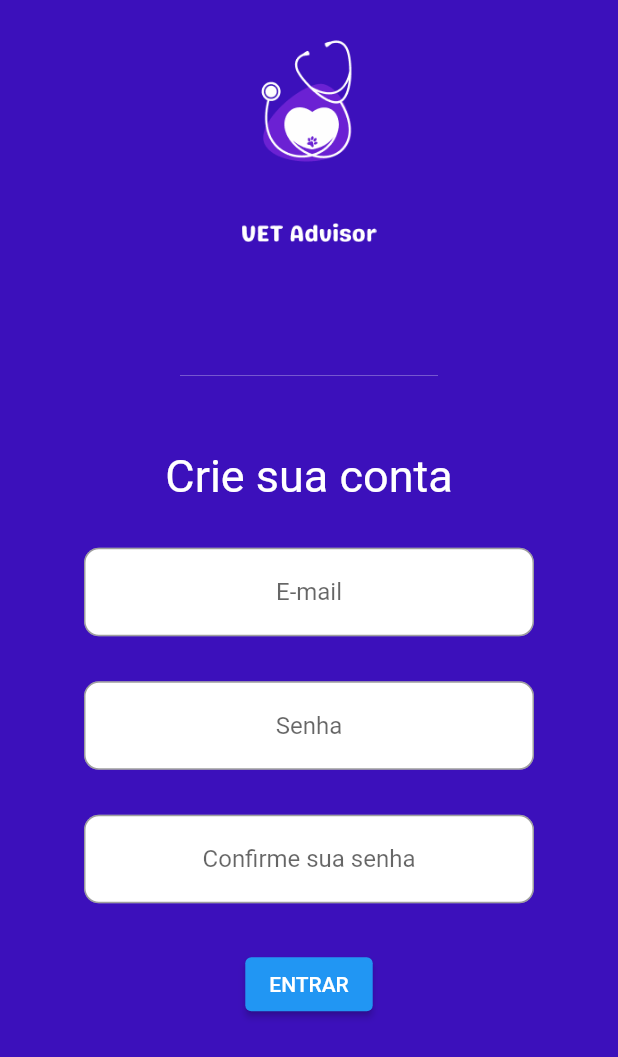
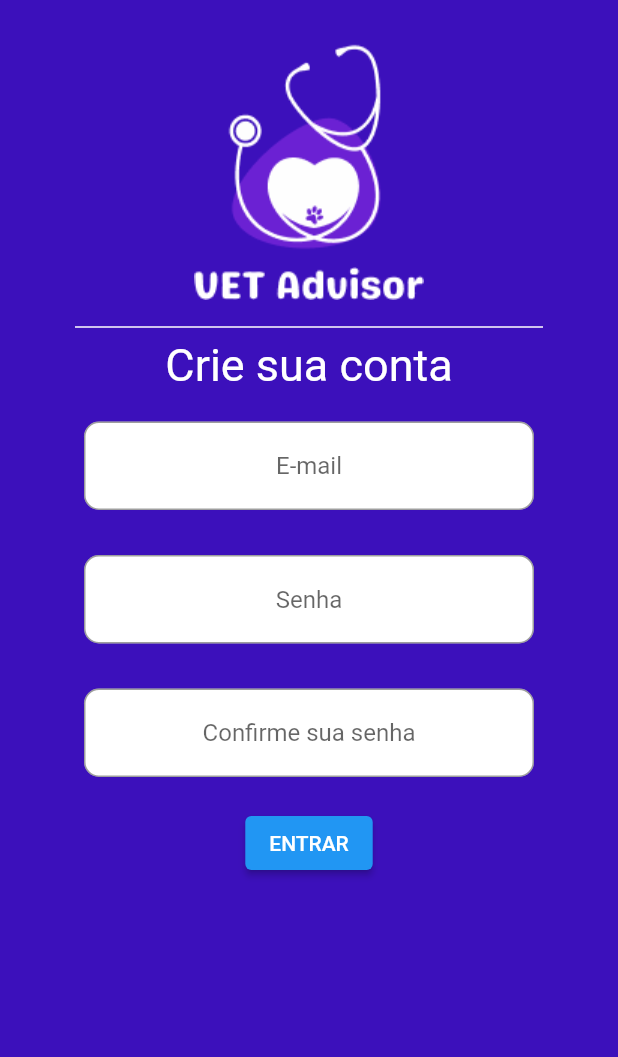
Before and after one commit to jessicasouza22/veadvisor, a Flutter app: the screen it shows after launch, on a phone screen of 412 x 824 dp. Shown: the top 1057 px of the screen. Run offline on Flutter 3.47's test engine with Material 2 defaults, Android fonts, the phone set to English and light mode, and no system bars.

Commit message:
- Ajustes de layout.

```diff
--- a/lib/main.dart
+++ b/lib/main.dart
@@ -21,46 +21,32 @@ class _MyAppState extends State<MyApp> {
           child: Column(
             children: [
 
-              Padding(
-                  padding: const EdgeInsets.all(10.0)),
-              Center(child:
-              Container(
-                padding: EdgeInsets.only(top:0.1, bottom: 0.1),
-                height: 90,
-                width: 90,
-                //color: Colors.greenAccent,
-                child: Image(
-                  image: AssetImage('imagens/logo1.png'),
+              const Padding(
+                  padding: EdgeInsets.all(10.0)),
 
+              Center(
+                child: Container(
+                  padding: EdgeInsets.only(top:0, bottom: 0),
+                  child: const Image(
+                    image: AssetImage('imagens/logo1.png'),
+                  ),
                 ),
               ),
-              ),
-
               Container(
-                padding: EdgeInsets.only(top:0.1, bottom: 0.1),
-                height: 90,
-                width: 90,
-                child: Image(
+                padding: const EdgeInsets.only(top:10, bottom: 0),
+                //height: 90,
+                //width: 90,
+                child: const Image(
                   image: AssetImage('imagens/logo2.png'),
                 ),
               ),
               Container(
-                  padding: EdgeInsets.only(top:0.1, bottom: 0.1),
-                  child: Divider(
-
-                    height: 100,
+                  padding: const EdgeInsets.only(left:50, right: 50, top: 10),
+                  child: const Divider(
                     color: Colors.white,
-                    thickness: 0.2,
-                    indent: 120,
-                    endIndent: 120,
-
-
+                    thickness: 1,
                   )
               ),
-
-
-
-
               const Text(
                 'Crie sua conta',
                 style: TextStyle(
@@ -69,20 +55,16 @@ class _MyAppState extends State<MyApp> {
                 ),
               ),
 
+              const Padding(
+                  padding: EdgeInsets.all(10.0)),
 
-              Padding(
-                  padding: const EdgeInsets.all(15.0)),
-              //codigo para o textFiel de email
               Container(
                 width: 300,
                 decoration: const BoxDecoration(
                   color: Colors.white,
                   borderRadius: BorderRadius.all(Radius.circular(10)),
                 ),
-
                 child: TextFormField(
-
-
                   obscureText: true,
                   textAlign: TextAlign.center,
                   decoration: InputDecoration(
@@ -98,9 +80,8 @@ class _MyAppState extends State<MyApp> {
                   ),
                 ),
               ),
-              Padding(
-                  padding: const EdgeInsets.all(15.0)),
-              // codigo textField senha
+              const Padding(
+                  padding: EdgeInsets.all(15.0)),
               Container(
                 width: 300,
 
@@ -127,20 +108,15 @@ class _MyAppState extends State<MyApp> {
                   ),
                 ),
               ),
-              Padding(
-                  padding: const EdgeInsets.all(15.0)),
-              //codigo do textField confirme a senha
-
+              const Padding(
+                  padding: EdgeInsets.all(15.0)),
               Container(
                 width: 300,
                 decoration: const BoxDecoration(
                   color: Colors.white,
                   borderRadius: BorderRadius.all(Radius.circular(10)),
                 ),
-
                 child: TextFormField(
-
-
                   obscureText: true,
                   textAlign: TextAlign.center,
                   decoration: InputDecoration(
@@ -157,27 +133,17 @@ class _MyAppState extends State<MyApp> {
                 ),
               ),
 
-
-              Padding(
-                  padding: const EdgeInsets.all(15.0)),
-
+              const Padding(
+                  padding: EdgeInsets.all(10.0)),
 
               ElevatedButton(
-
-
-
                   onPressed: () {},
-                  child: Text('ENTRAR')),
-
-
-
-
+                  child: const Text('ENTRAR')),
             ],
 
           ),
         ),
-
-      ),);
-
+      )
+    );
   }
 }
```
